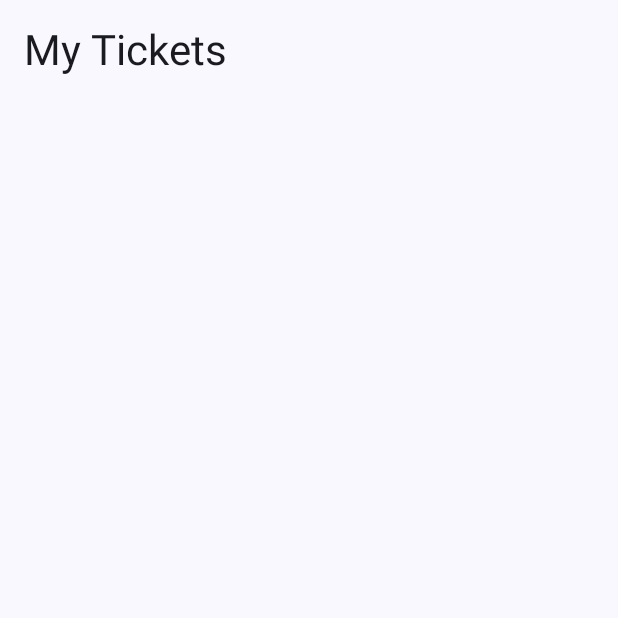
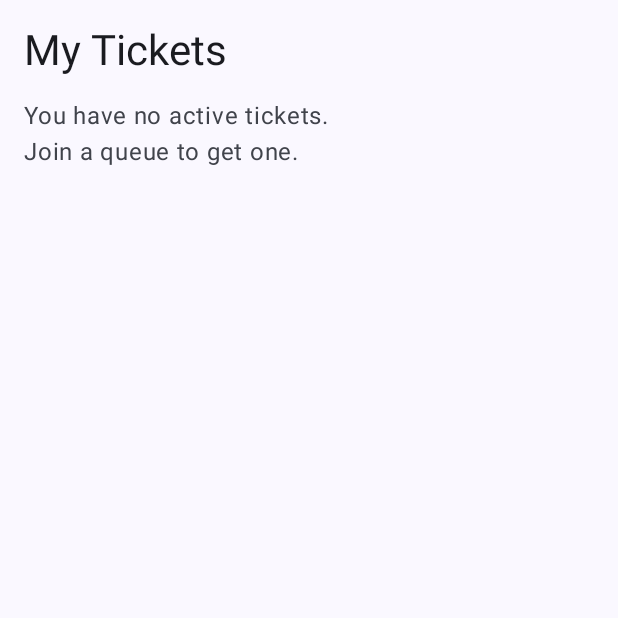
Before and after one commit to Shyngysd/mobileprogramming, an Android app built with Jetpack Compose: the composable MyTicketsScreen called with empty values, on a phone screen of 412 x 824 dp, the top half of it. Run offline under Robolectric (Android 15) with nearby library versions, the phone set to English and light mode, and no system bars.

Commit message:
Add empty state for MyTicketsScreen

```diff
--- a/app/src/main/java/com/example/mobileprogramming/ui/tickets/MyTicketsScreen.kt
+++ b/app/src/main/java/com/example/mobileprogramming/ui/tickets/MyTicketsScreen.kt
@@ -47,12 +47,20 @@ fun MyTicketsScreen(
             text = "My Tickets",
             style = MaterialTheme.typography.headlineMedium
         )
+        if (tickets.isEmpty()) {
+            Text(
+                text = "You have no active tickets.\nJoin a queue to get one.",
+                style = MaterialTheme.typography.bodyLarge,
+                color = MaterialTheme.colorScheme.onSurfaceVariant
+            )
+        } else {
             LazyColumn(verticalArrangement = Arrangement.spacedBy(12.dp)) {
                 items(tickets, key = { it.id }) { ticket ->
                     TicketCard(
                         ticket = ticket,
                         onCancelClick = { onCancelTicket(ticket.id) }
                     )
+                }
             }
         }
     }
@@ -71,3 +79,11 @@ private fun MyTicketsScreenPreview() {
         )
     }
 }
+
+@Preview(showBackground = true, widthDp = 360, heightDp = 640)
+@Composable
+private fun MyTicketsScreenEmptyPreview() {
+    MobileprogrammingTheme {
+        MyTicketsScreen(tickets = emptyList(), onCancelTicket = {})
+    }
+}
```
Lines whose indentation alone changed are shown as unchanged.
